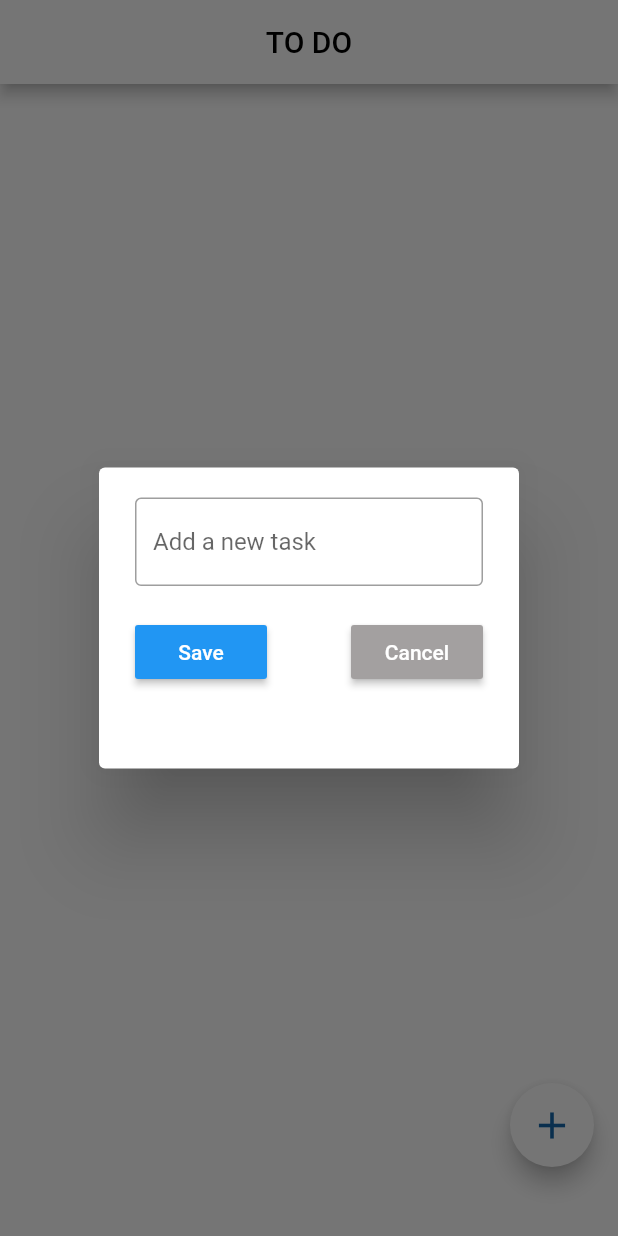
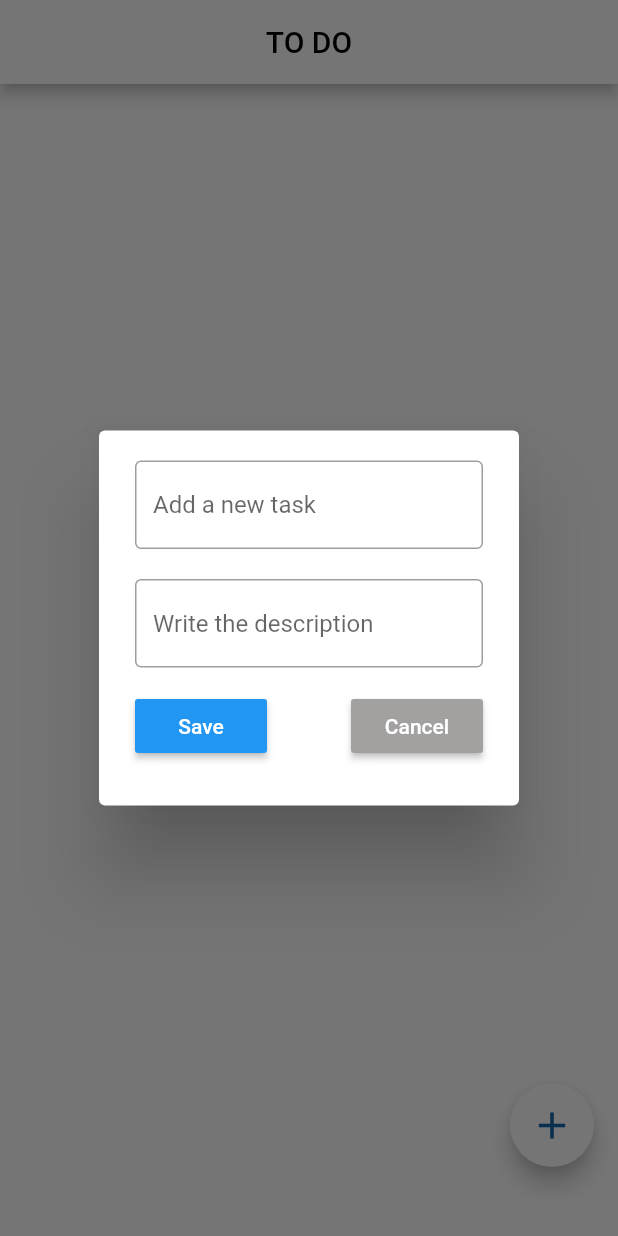
Before and after one commit to d1-biduu/todo_task3, a Flutter app: the screen it shows after launch, after a tap on the "add" icon, on a phone screen of 412 x 824 dp. Run offline on Flutter 3.47's test engine with Material 2 defaults, Android fonts, the phone set to English and light mode, and no system bars; our stand-ins replace flutter_slidable, sqflite; accounts and stored records are empty.

Commit message:
added crud operation

```diff
--- a/lib/Screen/todo.dart
+++ b/lib/Screen/todo.dart
@@ -23,6 +23,7 @@ class _HomepageState extends State<Homepage> {
   }
 
   final addTaskController = TextEditingController();
+  final addDescriptionController = TextEditingController();
   @override
   void initState() {
     super.initState();
@@ -45,6 +46,7 @@ class _HomepageState extends State<Homepage> {
         itemBuilder: (context, index) {
           return CustomWidget(
             taskName: toDoList[index]['title'],
+             description: toDoList[index]['description'] ?? '',
             id: toDoList[index]['id'], onClicked: ()async {
               await createNewTask(toDoList[index]['id']);
              },
@@ -71,22 +73,15 @@ class _HomepageState extends State<Homepage> {
 
   // update an item on the list
   Future<void> _updateItem(int id) async {
-    await SQLHelper.updateItem(id, addTaskController.text);
+    await SQLHelper.updateItem(id, addTaskController.text, addDescriptionController.text);
     retrieveItemsFromDatabase();
   }
   //delete an item from the list
 
-  Future<void> _deleteItem(int id) async {
-    await SQLHelper.deleteItem(
-      id,
-    );
-    retrieveItemsFromDatabase();
-  }
-
 
   //add an item to the list
   Future<void> _addItem() async {
-    await SQLHelper.createItem(addTaskController.text);
+    await SQLHelper.createItem(addTaskController.text,addDescriptionController.text);
     retrieveItemsFromDatabase();
   }
 
@@ -99,6 +94,7 @@ class _HomepageState extends State<Homepage> {
         final existingList =
       toDoList.firstWhere((element) => element['id'] == id);
       addTaskController.text = existingList['title'];
+       addDescriptionController.text = existingList['description'];
       }
     showDialog(
       context: context,
@@ -106,7 +102,7 @@ class _HomepageState extends State<Homepage> {
         return AlertDialog(
           backgroundColor: const Color.fromARGB(255, 255, 255, 255),
           content: Container(
-            height: MediaQuery.of(context).size.height * 0.19,
+            height: MediaQuery.of(context).size.height * 0.25,
             decoration: BoxDecoration(
               borderRadius: BorderRadius.circular(10),
             ),
@@ -131,6 +127,23 @@ class _HomepageState extends State<Homepage> {
                     const SizedBox(
                       height: 20,
                     ),
+                    TextFormField(
+                      validator: (value) {
+                        if (value == null || value.isEmpty) {
+                          return 'Enter the description';
+                        }
+                      },
+                      controller: addDescriptionController,
+                      decoration: const InputDecoration(
+                          border: OutlineInputBorder(
+                              borderSide:
+                                  BorderSide(width: 5, color: Colors.white)),
+                          hintText: "Write the description"),
+                    ),
+                    const SizedBox(
+                      height: 15,
+                    ),
+
                     Row(
                       mainAxisAlignment: MainAxisAlignment.spaceBetween,
                       children: [
@@ -148,6 +161,7 @@ await _addItem();
                               }
 
                               addTaskController.text = '';
+                              addDescriptionController.text='';
 
 
                               Navigator.of(context).pop();
--- a/lib/database/todoDB.dart
+++ b/lib/database/todoDB.dart
@@ -5,6 +5,7 @@ class SQLHelper {
     await database.execute("""CREATE TABLE items(
         id INTEGER PRIMARY KEY AUTOINCREMENT NOT NULL,
         title text,
+        description text,
         createdAt TIMESTAMP NOT NULL DEFAULT CURRENT_TIMESTAMP
       )
       """);
@@ -22,10 +23,10 @@ class SQLHelper {
   }
 
   // Create new item
-  static Future<int> createItem(String title) async {
+  static Future<int> createItem(String title, String description) async {
     final db = await SQLHelper.db();
 
-    final data = {'title': title};
+    final data = {'title': title, 'description':description};
     final id = await db.insert('items', data,
         conflictAlgorithm: sql.ConflictAlgorithm.replace);
     return id;
@@ -43,11 +44,12 @@ class SQLHelper {
 
   // Update an item by id
   static Future<int> updateItem(
-      int id, String title) async {
+      int id, String title, String description) async {
     final db = await SQLHelper.db();
 
     final data = {
       'title': title,
+      'description':description,
       'createdAt': DateTime.now().toString()
     };
 
--- a/lib/widgets/customlist.dart
+++ b/lib/widgets/customlist.dart
@@ -5,6 +5,7 @@ import 'package:todo/database/todoDB.dart';
 
 class CustomWidget extends StatefulWidget {
   final String taskName;
+  final String? description;
   final int id;
   final Function() onClicked;
 
@@ -15,6 +16,7 @@ class CustomWidget extends StatefulWidget {
     required this.taskName,
     required this.id,
     required this.onClicked,
+     this.description,
   }) : super(key: key);
 
   @override
@@ -84,15 +86,14 @@ setState(() {
                         ? TextDecoration.lineThrough
                         : TextDecoration.none),
               ),
-              subtitle: Text( taskCompleted!? "Done" :"Pending",
 
-                style: const TextStyle(
-                    color:Color.fromARGB(255, 0, 0, 0),
-                    letterSpacing: 0.5,
-                    fontSize: 13,
-                    fontWeight: FontWeight.w400,
-                   ),
-              ),
+              subtitle:Text(widget.description!,style:  TextStyle(
+                color:Color.fromARGB(255, 0, 0, 0),
+                letterSpacing: 0.5,
+                fontSize: 13,
+                fontWeight: FontWeight.w400,
+                decoration: taskCompleted! ? TextDecoration.lineThrough: TextDecoration.none
+               ),),
               trailing: IconButton(onPressed: widget.onClicked, icon: const Icon(Icons.edit, color: Colors.blue
               ,),),
             ),
```
